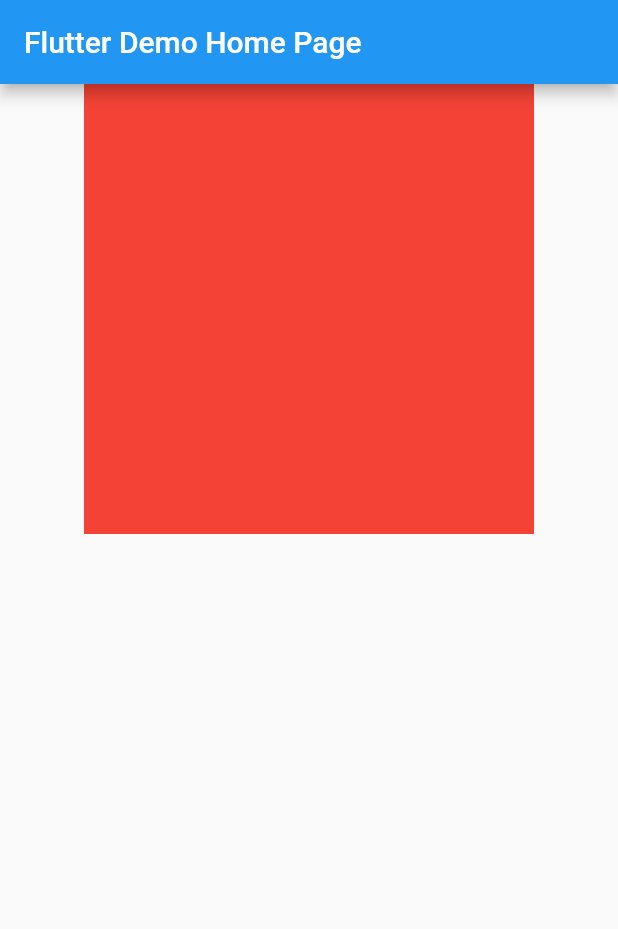
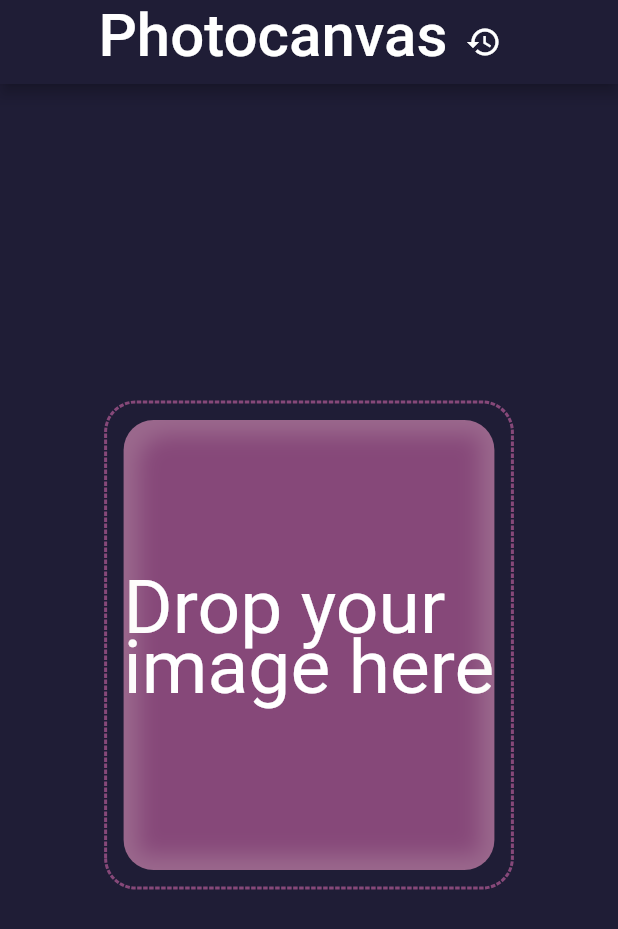
Before and after one commit to esentis/photocanvas, a Flutter app: the screen it shows after launch, on a phone screen of 412 x 824 dp. Shown: the top 929 px of the screen. Run offline on Flutter 3.47's test engine with Material 2 defaults, Android fonts, the phone set to English and light mode, and no system bars; drawn by our look-alikes of dotted_border; our stand-ins replace logger, palette_generator, top_snackbar_flutter; missing offline and left inert: dart:html, drop_zone; Roboto replaces fonts that are missing (Dongle).

Commit message:
Progresses main screen

```diff
--- a/lib/main.dart
+++ b/lib/main.dart
@@ -1,12 +1,16 @@
 import 'dart:html' as html;
 import 'dart:typed_data';
+import 'dart:ui';
 
+import 'package:dotted_border/dotted_border.dart';
 import 'package:drop_zone/drop_zone.dart';
 import 'package:flutter/material.dart';
-import 'package:logger/logger.dart';
 import 'package:palette_generator/palette_generator.dart';
+import 'package:photocanvas/widgets/circle_color.dart';
+import 'package:photocanvas/widgets/inner_shadow.dart';
 
-var log = Logger();
+import 'constants.dart';
+
 void main() {
   runApp(const MyApp());
 }
@@ -17,46 +21,25 @@ class MyApp extends StatelessWidget {
   // This widget is the root of your application.
   @override
   Widget build(BuildContext context) {
-    return MaterialApp(
-      title: 'Flutter Demo',
-      theme: ThemeData(
-        // This is the theme of your application.
-        //
-        // Try running your application with "flutter run". You'll see the
-        // application has a blue toolbar. Then, without quitting the app, try
-        // changing the primarySwatch below to Colors.green and then invoke
-        // "hot reload" (press "r" in the console where you ran "flutter run",
-        // or simply save your changes to "hot reload" in a Flutter IDE).
-        // Notice that the counter didn't reset back to zero; the application
-        // is not restarted.
-        primarySwatch: Colors.blue,
-      ),
-      home: const MyHomePage(title: 'Flutter Demo Home Page'),
+    return const MaterialApp(
+      title: 'Photocanvas',
+      home: MyHomePage(title: 'Photocanvas'),
     );
   }
 }
 
 class MyHomePage extends StatefulWidget {
   const MyHomePage({Key? key, required this.title}) : super(key: key);
-
-  // This widget is the home page of your application. It is stateful, meaning
-  // that it has a State object (defined below) that contains fields that affect
-  // how it looks.
-
-  // This class is the configuration for the state. It holds the values (in this
-  // case the title) provided by the parent (in this case the App widget) and
-  // used by the build method of the State. Fields in a Widget subclass are
-  // always marked "final".
-
   final String title;
-
   @override
   State<MyHomePage> createState() => _MyHomePageState();
 }
 
 class _MyHomePageState extends State<MyHomePage> {
-  Color containerColor = Colors.red;
-
+  Color containerColor = kColorMain;
+  String containerText = 'Drop your image here';
+  String focusedColorHex = '';
+  List<Color> activeColors = [];
   Uint8List? imageData;
 
   Future<void> loadImage(html.File file) async {
@@ -64,40 +47,56 @@ class _MyHomePageState extends State<MyHomePage> {
     reader.readAsArrayBuffer(file);
     await reader.onLoad.first;
     setState(() {
-      imageData = reader.result as Uint8List;
+      imageData = reader.result! as Uint8List;
     });
   }
 
   @override
   Widget build(BuildContext context) {
-    // This method is rerun every time setState is called, for instance as done
-    // by the _incrementCounter method above.
-    //
-    // The Flutter framework has been optimized to make rerunning build methods
-    // fast, so that you can just rebuild anything that needs updating rather
-    // than having to individually change instances of widgets.
+    final mq = MediaQuery.of(context).size;
     return Scaffold(
+      backgroundColor: kColorBackground,
       appBar: AppBar(
-        // Here we take the value from the MyHomePage object that was created by
-        // the App.build method, and use it to set our appbar title.
-        title: Text(widget.title),
+        backgroundColor: kColorBackground,
+        title: Row(
+          mainAxisAlignment: MainAxisAlignment.center,
+          children: [
+            Text(widget.title, style: kStyle),
+            IconButton(
+              onPressed: () {
+                setState(() {
+                  imageData = null;
+                  activeColors = [];
+                });
+              },
+              icon: Icon(Icons.restore),
+            )
+          ],
+        ),
       ),
       body: Center(
         // Center is a layout widget. It takes a single child and positions it
         // in the middle of the parent.
         child: Column(
+          mainAxisAlignment: imageData == null
+              ? MainAxisAlignment.center
+              : MainAxisAlignment.spaceBetween,
           children: [
+            const SizedBox(
+              height: 20,
+            ),
+            if (imageData == null)
               DropZone(
                 onDragEnter: () {
-                print('drag enter');
                   setState(() {
-                  containerColor = Colors.green;
+                    containerColor = kColorSuccess;
+                    containerText = 'Ready to drop';
                   });
                 },
                 onDragExit: () {
-                print('drag exit');
                   setState(() {
-                  containerColor = Colors.red;
+                    containerColor = kColorMain;
+                    containerText = 'Drop your image here';
                   });
                 },
                 onDrop: (List<html.File>? files) async {
@@ -109,22 +108,104 @@ class _MyHomePageState extends State<MyHomePage> {
                     Image.memory(imageData!).image,
                     maximumColorCount: 20,
                   );
-
-                log.wtf(
-                    '${paletteGenerator?.dominantColor?.color}\n${paletteGenerator?.lightVibrantColor?.color}');
+                  activeColors = paletteGenerator.colors.toList();
+                  log.wtf(paletteGenerator.colors.length);
+                  for (final c in paletteGenerator.colors) {
+                    log.wtf(kColorToHexString(c));
+                  }
 
                   // image = File(files?[0].relativePath ?? '');
                   setState(() {
-                  containerColor = Colors.red;
+                    containerColor = kColorMain;
                   });
                 },
+                child: DottedBorder(
+                  borderType: BorderType.RRect,
+                  strokeWidth: 2,
+                  radius: const Radius.circular(20),
+                  padding: const EdgeInsets.all(12),
+                  color: containerColor,
+                  child: InnerShadow(
+                    blur: 7,
+                    color: kColorInnerShadow,
                     child: Container(
+                      width: mq.width * .6,
+                      height: 300,
+                      decoration: BoxDecoration(
                         color: containerColor,
-                width: 300,
-                height: 300,
+                        borderRadius: BorderRadius.circular(20),
+                      ),
+                      child: Center(
+                        child: Text(
+                          containerText,
+                          style: kStyle.copyWith(
+                            fontSize: 50,
+                            color: Colors.white,
                           ),
                         ),
-            if (imageData != null) Image.memory(imageData!),
+                      ),
+                    ),
+                  ),
+                ),
+              ),
+            if (imageData != null)
+              Container(
+                width: 350,
+                height: 350,
+                decoration: BoxDecoration(
+                  borderRadius: BorderRadius.circular(20),
+                  image: DecorationImage(
+                    image: Image.memory(imageData!).image,
+                    fit: BoxFit.cover,
+                  ),
+                ),
+              ),
+            const SizedBox(
+              height: 20,
+            ),
+            Padding(
+              padding: const EdgeInsets.symmetric(horizontal: 8.0),
+              child: ClipRRect(
+                child: BackdropFilter(
+                  filter: ImageFilter.blur(
+                    sigmaX: 7,
+                    sigmaY: 7,
+                  ),
+                  child: Container(
+                    decoration: BoxDecoration(
+                      color: const Color(0xff864879).withOpacity(0.2),
+                      borderRadius: BorderRadius.circular(20),
+                    ),
+                    child: Wrap(
+                      children: [
+                        if (activeColors.isNotEmpty)
+                          ...activeColors.map(
+                            (c) => Padding(
+                              padding: const EdgeInsets.all(12.0),
+                              child: CircleColor(
+                                color: c,
+                                onHover: () {
+                                  setState(() {
+                                    focusedColorHex = kColorToHexString(c);
+                                  });
+                                },
+                                onExit: () {
+                                  setState(() {
+                                    focusedColorHex = '';
+                                  });
+                                },
+                              ),
+                            ),
+                          )
+                      ],
+                    ),
+                  ),
+                ),
+              ),
+            ),
+            const SizedBox(
+              height: 20,
+            ),
           ],
         ),
       ), // This trailing comma makes auto-formatting nicer for build methods.
```
Lines whose indentation alone changed are shown as unchanged.
